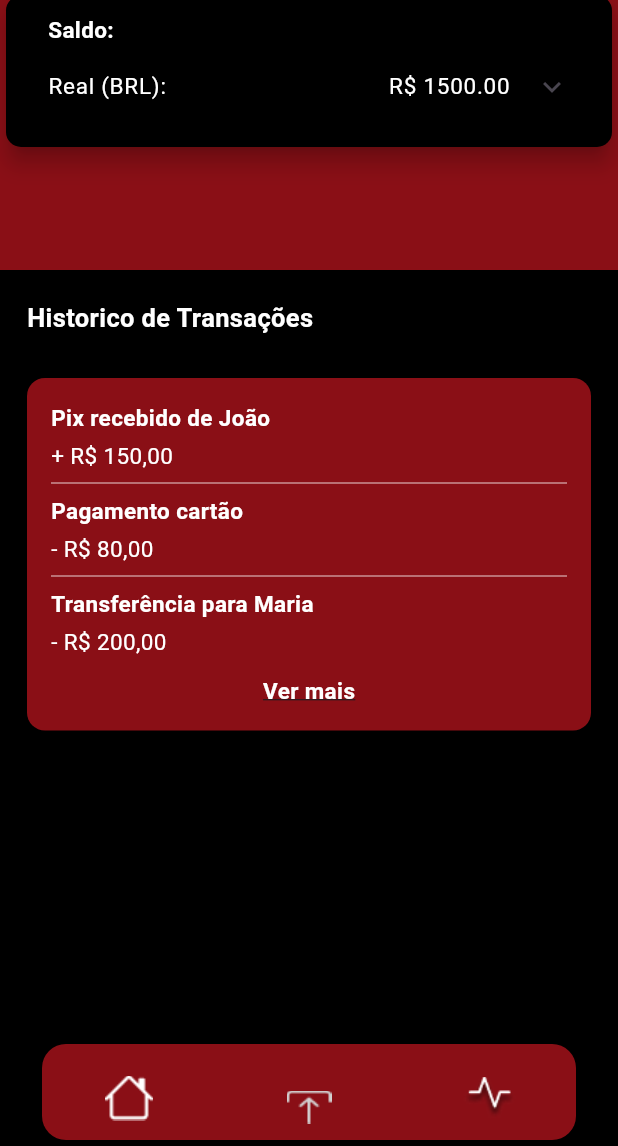
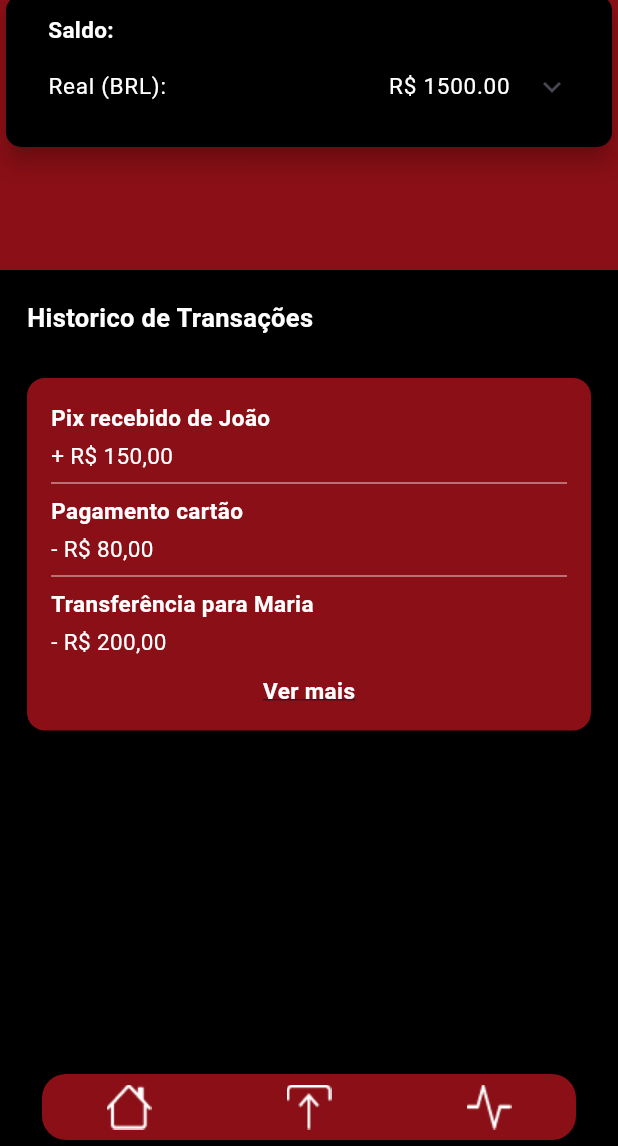
Before and after one commit to D-camara/Banco-digital, a Flutter app: the PrincipalScreen screen opened by its route, on a phone screen of 412 x 824 dp, the part 90-1236 px from its top. Run offline on Flutter 3.47's test engine with Material 3 defaults, Android fonts, the phone set to English and light mode, and no system bars; our stand-ins replace share_plus.

Commit message:
FINAL DO FINAL

```diff
--- a/lib/screens/principal.dart
+++ b/lib/screens/principal.dart
@@ -349,23 +349,16 @@ class _PrincipalScreenState extends State<PrincipalScreen> {
             child: Row(
               mainAxisAlignment: MainAxisAlignment.spaceBetween,
               children: [
-                // Imagem da esquerda (mais para a esquerda)
+                // Imagem da esquerda
                 Padding(
-                  padding: const EdgeInsets.only(
-                    right: 12,
-                    top: 8,
-                  ), // ajuste o valor de right
+                  padding: const EdgeInsets.only(right: 12, top: 0),
                   child: Image.asset('assets/home.png', height: 36, width: 36),
                 ),
-                // Imagem do meio (mais para a direita)
+                // Imagem do meio (transf) alinhada igual as outras
                 GestureDetector(
                   onTap: _abrirTransferencia,
                   child: Padding(
-                    padding: const EdgeInsets.only(
-                      left: 12,
-                      right: 12,
-                      top: 20,
-                    ), // ajuste left/right
+                    padding: const EdgeInsets.only(top: 0),
                     child: Image.asset(
                       'assets/transf.png',
                       height: 36,
@@ -373,14 +366,11 @@ class _PrincipalScreenState extends State<PrincipalScreen> {
                     ),
                   ),
                 ),
-                // Imagem da direita (mais para a direita)
+                // Imagem da direita
                 GestureDetector(
                   onTap: _abrirCotacao,
                   child: Padding(
-                    padding: const EdgeInsets.only(
-                      left: 12,
-                      top: 8,
-                    ), // ajuste o valor de left
+                    padding: const EdgeInsets.only(left: 12, top: 0),
                     child: Image.asset(
                       'assets/cotacao.png',
                       height: 36,
```
Also changed, not shown: assets/cotacao.png, assets/home.png, assets/transf.png.
